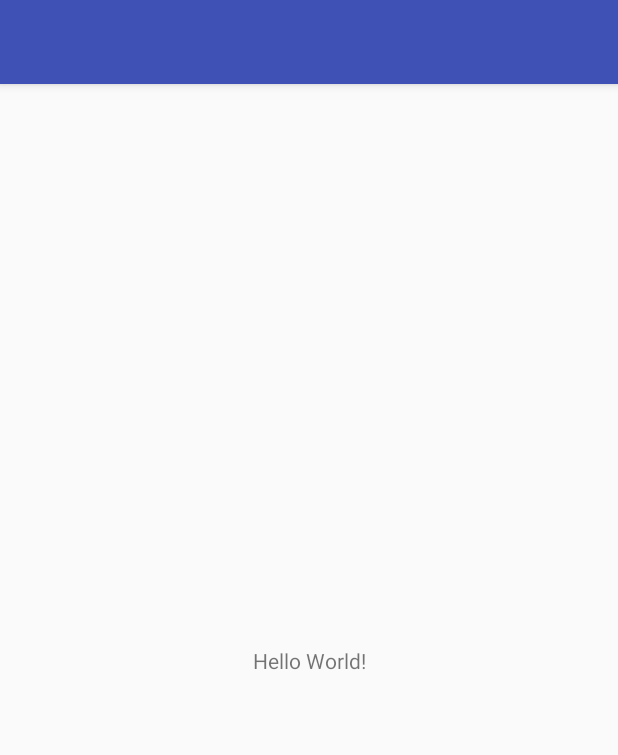
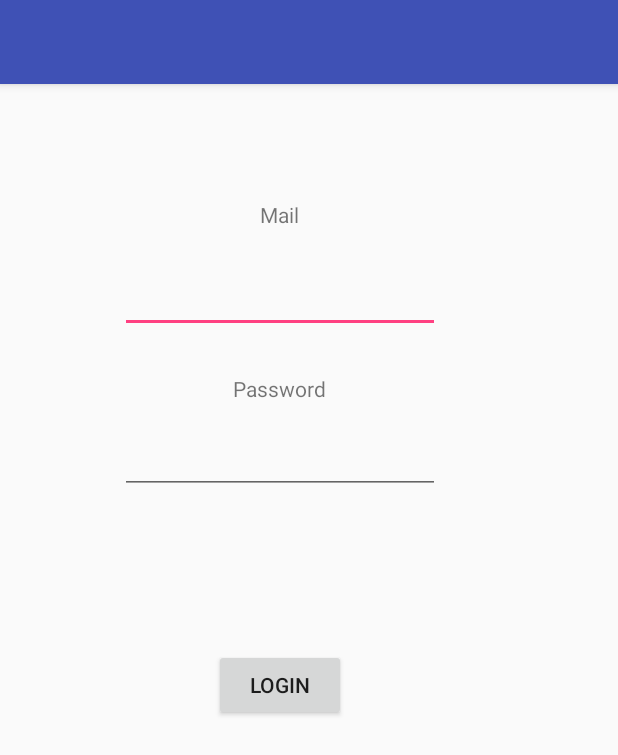
Before and after one commit to TimVanLoon/Integrated-Project-Mobile, an Android app: the screen it shows after launch (MainActivity), on a phone screen of 412 x 824 dp. Shown: the top 755 px of the screen. Run offline under Robolectric (Android 15) with nearby library versions, the phone set to English and light mode, and no system bars; libraries missing offline, so code that uses them is left out: com.microsoft.identity.

Commit message:
Api calls functionaliteit toegevoegd
Nu mogelijk om naar Microsoft Graph calls te sturen, werkt en mails
ophalen lukt ook.

```diff
--- a/Project_Mobile/app/build.gradle
+++ b/Project_Mobile/app/build.gradle
@@ -27,4 +27,8 @@ dependencies {
     compile 'com.android.support:appcompat-v7:26.+'
     compile 'com.android.support.constraint:constraint-layout:1.0.2'
     testCompile 'junit:junit:4.12'
+    compile('com.microsoft.identity.client:msal:0.1.+') {
+        exclude group: 'com.android.support', module: 'appcompat-v7'
+    }
+    compile 'com.android.volley:volley:1.1.0-rc2'
 }
--- a/Project_Mobile/app/src/main/res/layout/activity_main.xml
+++ b/Project_Mobile/app/src/main/res/layout/activity_main.xml
@@ -6,13 +6,58 @@
     android:layout_height="match_parent"
     tools:context="com.example.keiichi.project_mobile.MainActivity">
 
-    <TextView
-        android:layout_width="wrap_content"
-        android:layout_height="wrap_content"
-        android:text="Hello World!"
-        app:layout_constraintBottom_toBottomOf="parent"
-        app:layout_constraintLeft_toLeftOf="parent"
-        app:layout_constraintRight_toRightOf="parent"
-        app:layout_constraintTop_toTopOf="parent" />
+    <RelativeLayout
+        android:layout_width="373dp"
+        android:layout_height="502dp"
+        tools:layout_editor_absoluteX="6dp"
+        tools:layout_editor_absoluteY="4dp">
 
+        <Button
+            android:id="@+id/button2"
+            android:layout_width="wrap_content"
+            android:layout_height="wrap_content"
+            android:layout_alignParentBottom="true"
+            android:layout_centerHorizontal="true"
+            android:layout_marginBottom="77dp"
+            android:onClick="login"
+            android:text="Login" />
+
+        <EditText
+            android:id="@+id/editText3"
+            android:layout_width="wrap_content"
+            android:layout_height="wrap_content"
+            android:layout_marginBottom="62dp"
+            android:ems="10"
+            android:inputType="textEmailAddress"
+            android:layout_above="@+id/editText5"
+            android:layout_alignStart="@+id/editText5" />
+
+        <EditText
+            android:id="@+id/editText5"
+            android:layout_width="wrap_content"
+            android:layout_height="wrap_content"
+            android:ems="10"
+            android:inputType="textPassword"
+            android:layout_centerVertical="true"
+            android:layout_centerHorizontal="true" />
+
+        <TextView
+            android:id="@+id/textView4"
+            android:layout_width="wrap_content"
+            android:layout_height="wrap_content"
+            android:layout_above="@+id/editText3"
+            android:layout_centerHorizontal="true"
+            android:layout_marginBottom="24dp"
+            android:text="Mail" />
+
+        <TextView
+            android:id="@+id/textView5"
+            android:layout_width="wrap_content"
+            android:layout_height="wrap_content"
+            android:layout_above="@+id/editText5"
+            android:layout_centerHorizontal="true"
+            android:layout_marginBottom="15dp"
+            android:text="Password" />
+
+    </RelativeLayout>
 </android.support.constraint.ConstraintLayout>
--- a/Project_Mobile/build.gradle
+++ b/Project_Mobile/build.gradle
@@ -5,7 +5,7 @@ buildscript {
         jcenter()
     }
     dependencies {
-        classpath 'com.android.tools.build:gradle:2.3.3'
+        classpath 'com.android.tools.build:gradle:3.0.1'
 
         // NOTE: Do not place your application dependencies here; they belong
         // in the individual module build.gradle files
```
Also changed, not shown: Project_Mobile/app/src/main/AndroidManifest.xml (+17 -0 lines), Project_Mobile/app/src/main/java/com/example/keiichi/project_mobile/DisplayMessageActvity.java (added, +330 -0 lines), Project_Mobile/app/src/main/java/com/example/keiichi/project_mobile/MainActivity.java (+15 -0 lines), Project_Mobile/app/src/main/res/layout/activity_display_message_actvity.xml (added, +80 -0 lines), Project_Mobile/gradle/wrapper/gradle-wrapper.properties.
